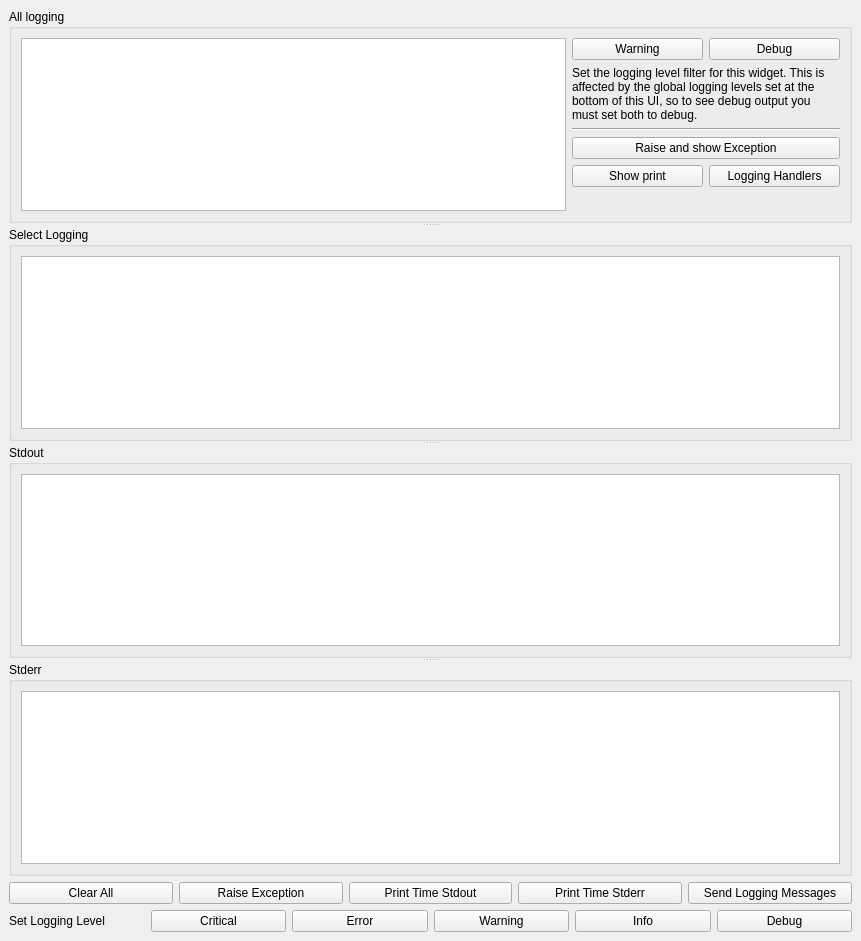
This is examples/output_console.ui in blurstudio/PrEditor as Qt 5 draws it before an edit. The edited form follows.
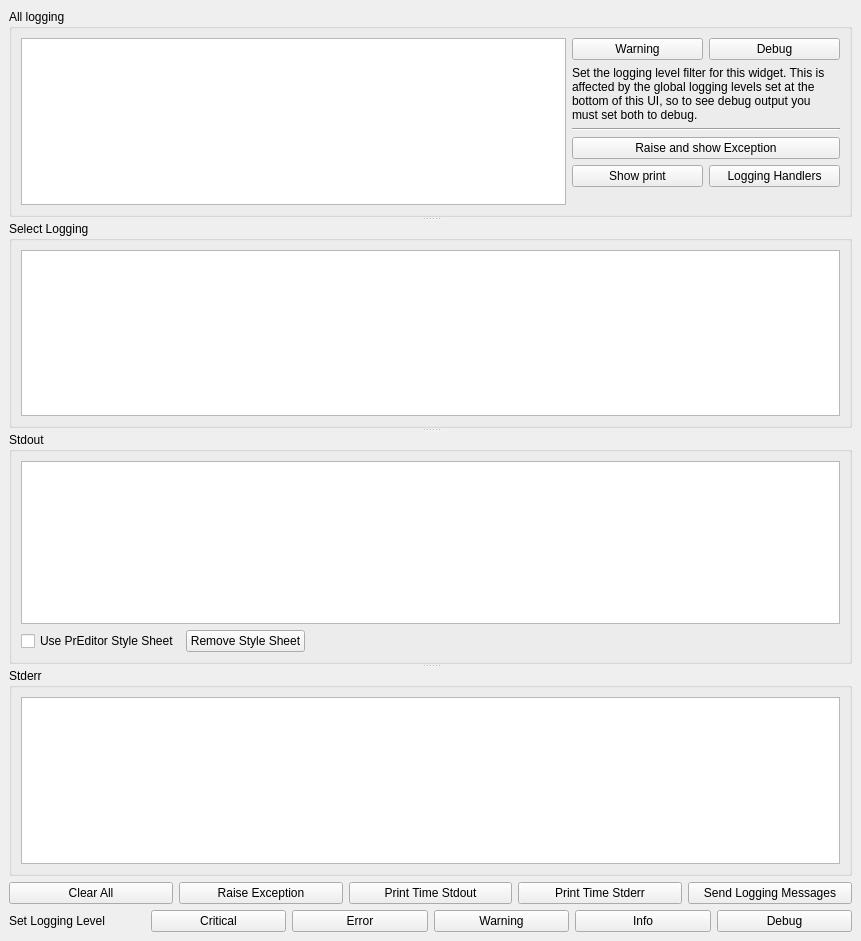
This is the edited form. Custom widgets are drawn as their Qt base class.

Commit message:
The OutputConsole now use the same stylesheet used by preditor
Updating the style of the controller will automatically apply that style
to the OutputWindow. This is not enabled by default for ConsoleBase or ConsolePrEdit.

Diff of the .ui file:
```diff
--- a/examples/output_console.ui
+++ b/examples/output_console.ui
@@ -126,9 +126,46 @@
        <property name="title">
         <string>Stdout</string>
        </property>
-       <layout class="QVBoxLayout" name="verticalLayout_2">
-        <item>
-         <widget class="OutputConsole" name="uiStdout"/>
+       <layout class="QGridLayout" name="gridLayout_2">
+        <item row="1" column="1">
+         <widget class="QPushButton" name="uiRemovePrEditorStyleBTN">
+          <property name="toolTip">
+           <string>&lt;html&gt;&lt;head/&gt;&lt;body&gt;&lt;p&gt;Reset stylesheet to empty and disable Use PrEditor Style Sheet.&lt;/p&gt;&lt;/body&gt;&lt;/html&gt;</string>
+          </property>
+          <property name="text">
+           <string>Remove Style Sheet</string>
+          </property>
+         </widget>
+        </item>
+        <item row="1" column="0">
+         <widget class="QCheckBox" name="uiUsePrEditorStyleCHK">
+          <property name="toolTip">
+           <string>&lt;html&gt;&lt;head/&gt;&lt;body&gt;&lt;p&gt;Enable using the stylesheet from the PrEditor instances Options -&amp;gt; Style menu. This OutputConsole doesn't have it enabled by default so it doesn't have the stylesheet applied. Checking this will load the style sheet. If you then uncheck it, the style sheet won't be cleared but it will no longer respect the PrEditor Options -&amp;gt; Style changes.&lt;/p&gt;&lt;/body&gt;&lt;/html&gt;</string>
+          </property>
+          <property name="text">
+           <string>Use PrEditor Style Sheet</string>
+          </property>
+         </widget>
+        </item>
+        <item row="1" column="2">
+         <spacer name="horizontalSpacer">
+          <property name="orientation">
+           <enum>Qt::Horizontal</enum>
+          </property>
+          <property name="sizeHint" stdset="0">
+           <size>
+            <width>40</width>
+            <height>20</height>
+           </size>
+          </property>
+         </spacer>
+        </item>
+        <item row="0" column="0" colspan="3">
+         <widget class="OutputConsole" name="uiStdout">
+          <property name="use_console_stylesheet" stdset="0">
+           <bool>false</bool>
+          </property>
+         </widget>
         </item>
        </layout>
       </widget>
```
Left out of the diff: 6 changed lines with no effect on the pictures. The commit also changes 3 other files.
